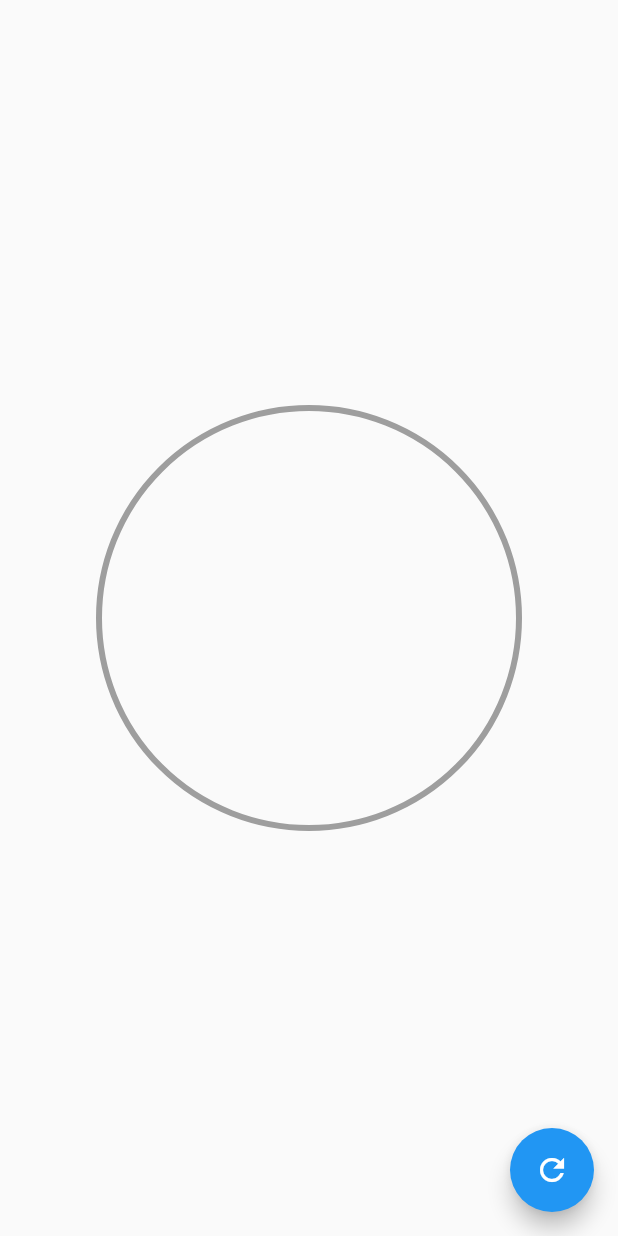
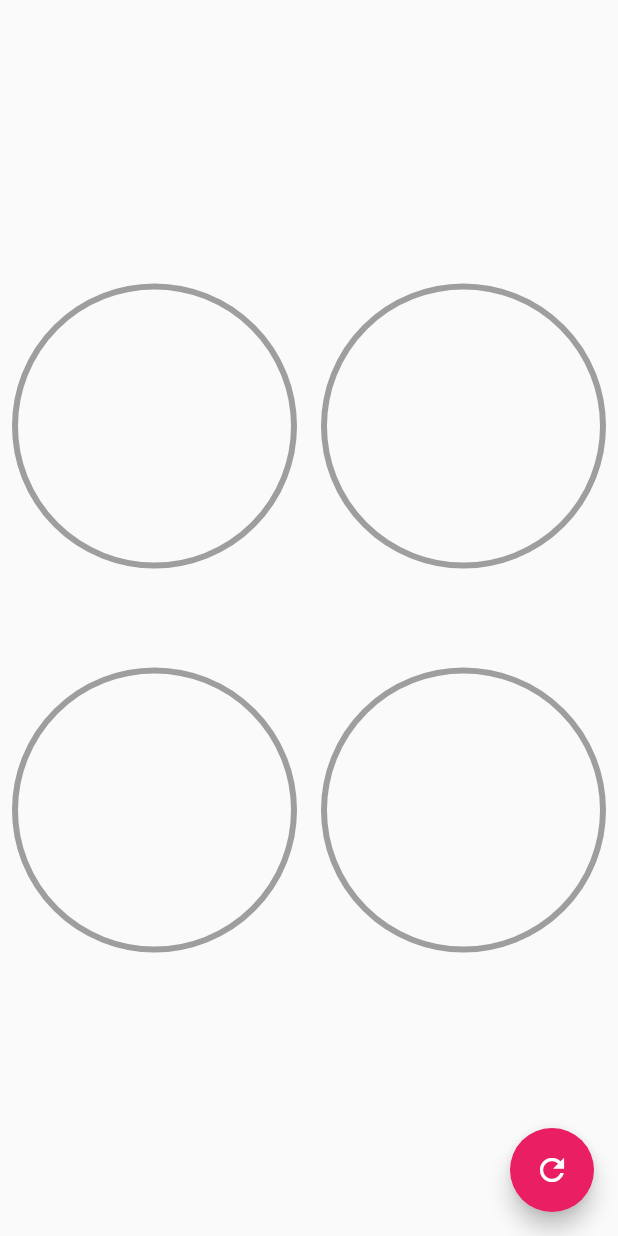
Before and after one commit to Gonzz-96/intermediate-flutter, a Flutter app: the screen it shows after launch, on a phone screen of 412 x 824 dp. Run offline on Flutter 3.47's test engine with Material 2 defaults, Android fonts, the phone set to English and light mode, and no system bars.

Commit message:
Creating a nice layout for the radius.

```diff
--- a/lib/src/pages/circular_graphics_page.dart
+++ b/lib/src/pages/circular_graphics_page.dart
@@ -1,5 +1,5 @@
+import 'package:intermediate_flutter/src/widgets/radial_progress_indicator.dart';
 import 'package:flutter/material.dart';
-import 'package:intermediate_flutter/src/widgets/radial_progress_indicator.dart';
 
 class CircularGraphicsPage extends StatefulWidget {
   @override
@@ -13,20 +13,40 @@ class _CircularGraphicsPageState extends State<CircularGraphicsPage> {
   Widget build(BuildContext context) {
     return Scaffold(
         floatingActionButton: FloatingActionButton(
+          backgroundColor: Colors.pink,
           child: Icon(Icons.refresh),
           onPressed: _fabAction,
         ),
-      body: Center(
-        child: Container(
-          height: 300,
-          width: 300,
-          child: RadialProgressIndicator(
+        body: Column(
+          mainAxisAlignment: MainAxisAlignment.center,
+          children: [
+            Row(
+              children: [
+                CustomRadialProgress(
                   percentage: _percentage,
-            primaryColor: Colors.purple,
+                  color: Colors.blue,
                 ),
+                CustomRadialProgress(
+                  percentage: _percentage,
+                  color: Colors.yellow,
+                )
+              ],
             ),
+            SizedBox(height: 50),
+            Row(
+              children: [
+                CustomRadialProgress(
+                  percentage: _percentage,
+                  color: Colors.redAccent,
                 ),
-    );
+                CustomRadialProgress(
+                  percentage: _percentage,
+                  color: Colors.green,
+                ),
+              ],
+            )
+          ],
+        ));
   }
 
   void _fabAction() => setState(() {
@@ -34,3 +54,26 @@ class _CircularGraphicsPageState extends State<CircularGraphicsPage> {
         if (_percentage > 100) _percentage = 0;
       });
 }
+
+class CustomRadialProgress extends StatelessWidget {
+  const CustomRadialProgress({
+    @required this.percentage,
+    this.color = Colors.purple,
+  });
+
+  final double percentage;
+  final Color color;
+
+  @override
+  Widget build(BuildContext context) {
+    final width = MediaQuery.of(context).size.width * 0.5;
+    return Container(
+      height: width,
+      width: width,
+      child: RadialProgressIndicator(
+        percentage: percentage,
+        primaryColor: color,
+      ),
+    );
+  }
+}
--- a/lib/src/widgets/radial_progress_indicator.dart
+++ b/lib/src/widgets/radial_progress_indicator.dart
@@ -114,6 +114,7 @@ class _RadialProgressPainter extends CustomPainter {
     final arcPaint = Paint()
       ..strokeWidth = primaryBarWidth
       ..color = primaryColor
+      ..strokeCap = StrokeCap.round
       ..style = PaintingStyle.stroke;
 
     // filled part
```
Lines whose indentation alone changed are shown as unchanged.
